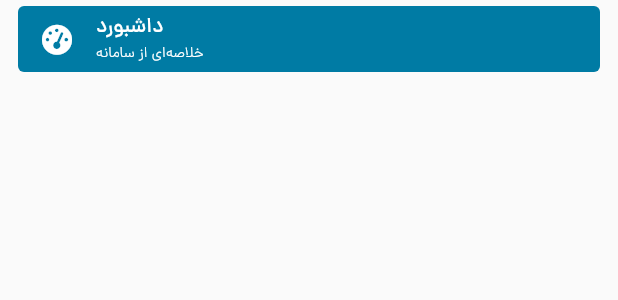
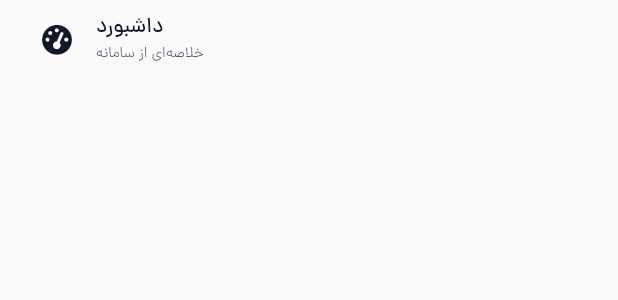
Before and after one commit to A-Dehbashi/Risloo-Flutter, a Flutter app: the ComponentDrawerItem widget shown alone on an empty page, opened directly with empty values, on a phone screen of 412 x 824 dp. Shown: the top 300 px of the screen. Run offline on Flutter 3.47's test engine with Material 2 defaults, Android fonts, the phone set to English and light mode, and no system bars; our stand-ins replace font_awesome_flutter.

Commit message:
working on navigation

```diff
--- a/lib/utils/res/res_maps.dart
+++ b/lib/utils/res/res_maps.dart
@@ -23,7 +23,7 @@ import 'package:risloo_flutter/views/fragments/home/fragment_home_users.dart';
 
 class ResMaps {
 
-  // Activity Routes
+  // Activity Maps
   //////////////////////////////////////////////////
 
   static Map<String, Widget Function(BuildContext)> activityRoutes = {
@@ -33,7 +33,7 @@ class ResMaps {
 
   //////////////////////////////////////////////////
 
-  // Fragment Auth Routes
+  // Fragment Auth Maps
   //////////////////////////////////////////////////
 
   static Map<String, Widget> fragmentAuthRoutes = {
@@ -44,7 +44,7 @@ class ResMaps {
 
   //////////////////////////////////////////////////
 
-  // Fragment Home Routes
+  // Fragment Home Maps
   //////////////////////////////////////////////////
 
   static Map<String, Widget> fragmentHomeRoutes = {
@@ -64,4 +64,32 @@ class ResMaps {
 
   //////////////////////////////////////////////////
 
+  // Drawer Maps
+  //////////////////////////////////////////////////
+
+  static Map<int, String> drawerRoutes = {
+    0: ResRoutes.fragmentHomeDashboard,
+    1: ResRoutes.fragmentHomeCenters,
+    2: ResRoutes.fragmentHomeSessions,
+    3: ResRoutes.fragmentHomeUsers,
+    4: ResRoutes.fragmentHomeSamples,
+    5: ResRoutes.fragmentHomeBulks,
+    6: ResRoutes.fragmentHomeScales,
+    7: ResRoutes.fragmentHomeDownloads,
+  };
+
+  //////////////////////////////////////////////////
+
+  // Toolbar Maps
+  //////////////////////////////////////////////////
+
+  static Map<int, String> toolbarRoutes = {
+    0: ResRoutes.fragmentHomeMe,
+    1: ResRoutes.fragmentHomeAccounting,
+    2: ResRoutes.fragmentHomePayments,
+    3: ResRoutes.fragmentHomeDashboard,
+  };
+
+  //////////////////////////////////////////////////
+
 }
--- a/lib/views/components/component_auth_host.dart
+++ b/lib/views/components/component_auth_host.dart
@@ -5,16 +5,16 @@ import 'package:risloo_flutter/utils/res/res_maps.dart';
 class ComponentAuthHost extends StatelessWidget {
 
   // Vars
-  final String route;
+  final String currentRoute;
 
   // Constructor
-  const ComponentAuthHost({Key? key, required this.route}) : super(key: key);
+  const ComponentAuthHost({Key? key, required this.currentRoute}) : super(key: key);
 
   // Tree
   @override
   Widget build(BuildContext context) {
     return Expanded(
-      child: ResMaps.fragmentAuthRoutes[route] as Widget,
+      child: ResMaps.fragmentAuthRoutes[currentRoute] as Widget,
     );
   }
 
--- a/lib/views/components/component_drawer_item.dart
+++ b/lib/views/components/component_drawer_item.dart
@@ -3,15 +3,17 @@ import 'package:flutter/material.dart';
 import 'package:risloo_flutter/utils/res/res_colors.dart';
 import 'package:risloo_flutter/utils/res/res_fonts.dart';
 import 'package:risloo_flutter/utils/res/res_lists.dart';
+import 'package:risloo_flutter/utils/res/res_maps.dart';
 
 class ComponentDrawerItem extends StatelessWidget {
 
   // Vars
   final Function callback;
-  final int index, currentIndex;
+  final int index;
+  final String currentRoute;
 
   // Constructor
-  const ComponentDrawerItem({Key? key, required this.callback, required this.index, required this.currentIndex}) : super(key: key);
+  const ComponentDrawerItem({Key? key, required this.callback, required this.index, required this.currentRoute}) : super(key: key);
 
   // Tree
   @override
@@ -21,7 +23,7 @@ class ComponentDrawerItem extends StatelessWidget {
 
       decoration: BoxDecoration(
         borderRadius: BorderRadius.circular(4.0),
-        color: index == currentIndex ? ResColors.risloo500 : ResColors.transparent,
+        color: currentRoute == ResMaps.drawerRoutes[index] ? ResColors.risloo500 : ResColors.transparent,
         shape: BoxShape.rectangle,
       ),
 
@@ -31,7 +33,7 @@ class ComponentDrawerItem extends StatelessWidget {
         title: Text(
           ResLists.drawerTitles[index],
           style: TextStyle(
-            color: index == currentIndex ? ResColors.white : ResColors.coolGray900,
+            color: currentRoute == ResMaps.drawerRoutes[index] ? ResColors.white : ResColors.coolGray900,
             fontSize: 14.0,
             fontFamily: ResFonts.danaMedium,
           ),
@@ -39,18 +41,18 @@ class ComponentDrawerItem extends StatelessWidget {
         subtitle: Text(
           ResLists.drawerDescs[index],
           style: TextStyle(
-            color: index == currentIndex ? ResColors.white : ResColors.coolGray600,
+            color: currentRoute == ResMaps.drawerRoutes[index] ? ResColors.white : ResColors.coolGray600,
             fontSize: 10.0,
             fontFamily: ResFonts.danaLight,
           ),
         ),
         leading: Icon(
           ResLists.drawerIcons[index],
-          color: index == currentIndex ? ResColors.white : ResColors.coolGray900,
+          color: currentRoute == ResMaps.drawerRoutes[index] ? ResColors.white : ResColors.coolGray900,
           size: 20.0,
         ),
         onTap: () {
-          callback(index);
+          callback(ResMaps.drawerRoutes[index]);
         },
       ),
     );
--- a/lib/views/components/component_home_drawer.dart
+++ b/lib/views/components/component_home_drawer.dart
@@ -10,10 +10,10 @@ class ComponentHomeDrawer extends StatelessWidget {
 
   // Vars
   final Function callback;
-  final int currentIndex;
+  final String currentRoute;
 
   // Constructor
-  const ComponentHomeDrawer({Key? key, required this.callback, required this.currentIndex}) : super(key: key);
+  const ComponentHomeDrawer({Key? key, required this.callback, required this.currentRoute}) : super(key: key);
 
   // Tree
   @override
@@ -34,7 +34,7 @@ class ComponentHomeDrawer extends StatelessWidget {
                   return ComponentDrawerItem(
                     index: index,
                     callback: callback,
-                    currentIndex: currentIndex,
+                    currentRoute: currentRoute,
                   );
                 },
               ),
--- a/lib/views/components/component_home_toolbar.dart
+++ b/lib/views/components/component_home_toolbar.dart
@@ -3,6 +3,7 @@ import 'package:flutter/material.dart';
 import 'package:risloo_flutter/utils/res/res_colors.dart';
 import 'package:risloo_flutter/utils/res/res_fonts.dart';
 import 'package:risloo_flutter/utils/res/res_lists.dart';
+import 'package:risloo_flutter/utils/res/res_maps.dart';
 
 class ComponentHomeToolbar extends StatelessWidget {
 
@@ -98,7 +99,7 @@ class ComponentHomeToolbar extends StatelessWidget {
                         ),
                       )).toList(),
                       onChanged: (index) {
-                        callback(index);
+                        callback(ResMaps.toolbarRoutes[index]);
                       },
                     ),
                   ),
```
Also changed, not shown: lib/views/activities/activity_auth.dart (+50 -9 lines), lib/views/activities/activity_home.dart (+20 -19 lines), lib/views/components/component_home_body.dart (+4 -6 lines), lib/views/components/component_home_breadcump.dart (+4 -4 lines), lib/views/components/component_home_host.dart (+3 -4 lines).
